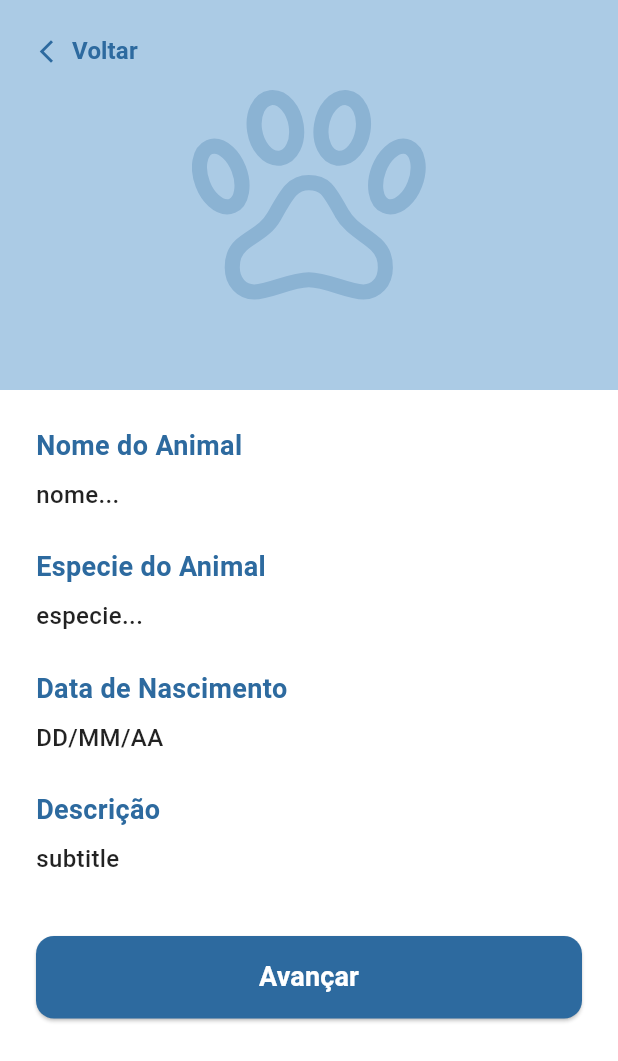
After one commit to GabsStarCoder8/sos-pets-demo, a Flutter app: the CadastroPetScreen screen opened directly, scrolled down 57 dp, after a tap on "Continuar", on a phone screen of 412 x 824 dp. The commit adds this screen. Shown: the top 1061 px of the screen. Run offline on Flutter 3.47's test engine with Material 3 defaults, Android fonts, the phone set to English and light mode, and no system bars; our stand-ins replace flutter_svg.

Commit message:
feat: adiciona a tela de cadastro e review do pet

```diff
--- /dev/null
+++ b/lib/screen/cadastro_pet_screen.dart
@@ -0,0 +1,222 @@
+import 'package:flutter/material.dart';
+import 'package:flutter_svg/flutter_svg.dart';
+import 'review_pet_screen.dart';
+
+class CadastroPetScreen extends StatelessWidget {
+  const CadastroPetScreen({super.key});
+
+  @override
+  Widget build(BuildContext context) {
+    const Color primaryColor = Color(0xFF2D6A9F);
+    const Color lightBlue = Color(0xFFABCBE5);
+
+    return Scaffold(
+      backgroundColor: Colors.white,
+      body: SingleChildScrollView(
+        child: Column(
+          crossAxisAlignment: CrossAxisAlignment.start,
+          children: [
+            Container(
+              height: 260,
+              width: double.infinity,
+              color: lightBlue,
+              child: SafeArea(
+                //Botão voltar, Pata, Câmera
+                child: Stack(
+                  children: [
+                    // Botão de Voltar
+                    Positioned(
+                      top: 10,
+                      left: 10,
+                      child: TextButton.icon(
+                        onPressed: () {
+                          Navigator.pop(
+                            context,
+                          ); // Função nativa para fechar a tela e voltar
+                        },
+                        icon: const Icon(
+                          Icons.arrow_back_ios_new,
+                          color: primaryColor,
+                          size: 18,
+                        ),
+                        label: const Text(
+                          'Voltar',
+                          style: TextStyle(
+                            color: primaryColor,
+                            fontSize: 16,
+                            fontWeight: FontWeight.bold,
+                          ),
+                        ),
+                      ),
+                    ),
+
+                    // Ícone Central da Pata Gigante
+                    Center(
+                      child: SvgPicture.asset(
+                        'assets/icons/paw-big-home.svg',
+                        height: 140,
+                        colorFilter: ColorFilter.mode(
+                          primaryColor.withOpacity(0.5),
+                          BlendMode.srcIn,
+                        ),
+                      ),
+                    ),
+
+                    // Ícone da Câmera
+                    Positioned(
+                      bottom: 15,
+                      right: 15,
+                      child: Icon(
+                        Icons.camera_alt,
+                        color: primaryColor.withOpacity(0.6),
+                        size: 32,
+                      ),
+                    ),
+                  ],
+                ),
+              ),
+            ),
+
+            Padding(
+              padding: const EdgeInsets.all(24.0),
+              child: Column(
+                crossAxisAlignment: CrossAxisAlignment.start,
+                children: [
+                  //Campo Nome do Animal
+                  const Text(
+                    'Nome do Animal',
+                    style: TextStyle(
+                      color: primaryColor,
+                      fontWeight: FontWeight.bold,
+                      fontSize: 16,
+                    ),
+                  ),
+                  const SizedBox(height: 8),
+                  _buildTextField('digite o nome do seu animal aqui...'),
+                  const SizedBox(height: 20),
+
+                  // Campo especie do animal
+                  const Text(
+                    'Espécie do Animal',
+                    style: TextStyle(
+                      color: primaryColor,
+                      fontWeight: FontWeight.bold,
+                      fontSize: 16,
+                    ),
+                  ),
+                  const SizedBox(height: 8),
+                  Row(
+                    children: [
+                      Expanded(child: _buildDropdownSimulado('Cachorro')),
+                      const SizedBox(width: 16), // Espaço no meio
+                      Expanded(child: _buildDropdownSimulado('Gato')),
+                    ],
+                  ),
+                  const SizedBox(height: 20),
+
+                  //Campo Anivrsario
+                  const Text(
+                    'Aniversário do Animal',
+                    style: TextStyle(
+                      color: primaryColor,
+                      fontWeight: FontWeight.bold,
+                      fontSize: 16,
+                    ),
+                  ),
+                  const SizedBox(height: 8),
+                  _buildTextField('DD/MM/AAAA'),
+                  const SizedBox(height: 20),
+
+                  //Campo Descrição
+                  const Text(
+                    'Adicionar descrição',
+                    style: TextStyle(
+                      color: primaryColor,
+                      fontWeight: FontWeight.bold,
+                      fontSize: 16,
+                    ),
+                  ),
+                  const SizedBox(height: 8),
+                  _buildTextField('Descrição do seu animal...', maxLines: 3),
+                  const SizedBox(height: 40),
+
+                  //Botão Contiuar
+                  SizedBox(
+                    width: double.infinity,
+                    height: 55,
+                    child: ElevatedButton(
+                      style: ElevatedButton.styleFrom(
+                        backgroundColor: primaryColor,
+                        shape: RoundedRectangleBorder(
+                          borderRadius: BorderRadius.circular(12),
+                        ),
+                      ),
+                      onPressed: () {
+                        Navigator.push(
+                          context,
+                          MaterialPageRoute(
+                            builder: (context) => const ReviewPetScreen(),
+                          ),
+                        );
+                      },
+                      child: const Text(
+                        'Continuar',
+                        style: TextStyle(
+                          fontSize: 18,
+                          fontWeight: FontWeight.bold,
+                          color: Colors.white,
+                        ),
+                      ),
+                    ),
+                  ),
+                  const SizedBox(height: 20),
+                ],
+              ),
+            ),
+          ],
+        ),
+      ),
+    );
+  }
+
+  // Constrói as caixas de texto padrões
+  Widget _buildTextField(String hint, {int maxLines = 1}) {
+    return TextField(
+      maxLines: maxLines,
+      decoration: InputDecoration(
+        hintText: hint,
+        hintStyle: const TextStyle(color: Color(0xFF5A809E)),
+        enabledBorder: OutlineInputBorder(
+          borderRadius: BorderRadius.circular(12),
+          borderSide: const BorderSide(color: Colors.black12),
+        ),
+        focusedBorder: OutlineInputBorder(
+          borderRadius: BorderRadius.circular(12),
+          borderSide: const BorderSide(color: Color(0xFF2D6A9F)),
+        ),
+      ),
+    );
+  }
+
+  // Constrói os botões falsos de seleção (Cachorro/Gato)
+  Widget _buildDropdownSimulado(String text) {
+    return Container(
+      padding: const EdgeInsets.symmetric(horizontal: 16, vertical: 16),
+      decoration: BoxDecoration(
+        color: Colors.white,
+        borderRadius: BorderRadius.circular(12),
+        border: Border.all(color: Colors.black12),
+      ),
+      child: Row(
+        mainAxisAlignment: MainAxisAlignment.spaceBetween,
+        children: [
+          Text(
+            text,
+            style: const TextStyle(color: Color(0xFF2D6A9F), fontSize: 15),
+          ),
+          const Icon(Icons.keyboard_arrow_down, color: Colors.black54),
+        ],
+      ),
+    );
+  }
+}
--- a/lib/screen/home_screen.dart
+++ b/lib/screen/home_screen.dart
@@ -1,5 +1,6 @@
 import 'package:flutter/material.dart';
 import 'package:flutter_svg/flutter_svg.dart';
+import 'cadastro_pet_screen.dart';
 
 class HomeScreen extends StatelessWidget {
   const HomeScreen({super.key});
@@ -228,6 +229,18 @@ class HomeScreen extends StatelessWidget {
             label: 'Send',
           ),
         ],
+        onTap: (int index) {
+          // O Flutter avisa qual botão foi clicado através desse 'index'
+          if (index == 1) {
+            // Se o index for 1 (AddDog), abre a tela de cadastro!
+            Navigator.push(
+              context,
+              MaterialPageRoute(
+                builder: (context) => const CadastroPetScreen(),
+              ),
+            );
+          }
+        },
       ),
     );
   }
--- /dev/null
+++ b/lib/screen/review_pet_screen.dart
@@ -0,0 +1,156 @@
+import 'package:flutter/material.dart';
+import 'package:flutter_svg/flutter_svg.dart';
+import 'package:sos_pets_demo/screen/home_screen.dart';
+
+class ReviewPetScreen extends StatelessWidget {
+  const ReviewPetScreen({super.key});
+
+  @override
+  Widget build(BuildContext context) {
+    const Color primaryColor = Color(0xFF2D6A9F);
+    const Color lightBlue = Color(0xFFABCBE5);
+
+    return Scaffold(
+      backgroundColor: Colors.white,
+      body: SingleChildScrollView(
+        child: Column(
+          crossAxisAlignment: CrossAxisAlignment.start,
+          children: [
+            // ==========================================
+            // 1. CABEÇALHO AZUL CLARO
+            // ==========================================
+            Container(
+              height: 260,
+              width: double.infinity,
+              color: lightBlue,
+              child: SafeArea(
+                child: Stack(
+                  children: [
+                    // Botão Voltar
+                    Positioned(
+                      top: 10,
+                      left: 10,
+                      child: TextButton.icon(
+                        onPressed: () {
+                          Navigator.pop(context); // Volta para a tela de edição
+                        },
+                        icon: const Icon(
+                          Icons.arrow_back_ios_new,
+                          color: primaryColor,
+                          size: 18,
+                        ),
+                        label: const Text(
+                          'Voltar',
+                          style: TextStyle(
+                            color: primaryColor,
+                            fontSize: 16,
+                            fontWeight: FontWeight.bold,
+                          ),
+                        ),
+                      ),
+                    ),
+
+                    // Ícone da Pata Gigante (Aqui não tem o ícone de câmera da tela anterior)
+                    Center(
+                      child: SvgPicture.asset(
+                        'assets/icons/paw-big-home.svg',
+                        height: 140,
+                        colorFilter: ColorFilter.mode(
+                          primaryColor.withOpacity(0.5),
+                          BlendMode.srcIn,
+                        ),
+                      ),
+                    ),
+                  ],
+                ),
+              ),
+            ),
+
+            // ==========================================
+            // 2. RESUMO DOS DADOS (FORMULÁRIO DE LEITURA)
+            // ==========================================
+            Padding(
+              padding: const EdgeInsets.all(24.0),
+              child: Column(
+                crossAxisAlignment: CrossAxisAlignment.start,
+                children: [
+                  //função auxiliar para montar os dados
+                  _buildInfoItem('Nome do Animal', 'nome...'),
+                  const SizedBox(height: 24),
+
+                  _buildInfoItem('Especie do Animal', 'especie...'),
+                  const SizedBox(height: 24),
+
+                  _buildInfoItem('Data de Nascimento', 'DD/MM/AA'),
+                  const SizedBox(height: 24),
+
+                  _buildInfoItem('Descrição', 'subtitle'),
+                  const SizedBox(height: 40),
+
+                  // Botão avançar
+                  SizedBox(
+                    width: double.infinity,
+                    height: 55,
+                    child: ElevatedButton(
+                      style: ElevatedButton.styleFrom(
+                        backgroundColor: primaryColor,
+                        shape: RoundedRectangleBorder(
+                          borderRadius: BorderRadius.circular(12),
+                        ),
+                      ),
+                      onPressed: () {
+                        // Aqui no futuro será a ação de "Salvar no Banco de Dados"
+                        print('Pet cadastrado com sucesso!');
+                        Navigator.push(
+                          context,
+                          MaterialPageRoute(
+                            builder: (context) => const HomeScreen(),
+                          ),
+                        );
+                      },
+                      child: const Text(
+                        'Avançar',
+                        style: TextStyle(
+                          fontSize: 18,
+                          fontWeight: FontWeight.bold,
+                          color: Colors.white,
+                        ),
+                      ),
+                    ),
+                  ),
+                  const SizedBox(height: 20),
+                ],
+              ),
+            ),
+          ],
+        ),
+      ),
+    );
+  }
+
+  //Função auxiliar para padronizar os textos de revisão
+  Widget _buildInfoItem(String titulo, String valorDigitado) {
+    return Column(
+      crossAxisAlignment: CrossAxisAlignment.start,
+      children: [
+        Text(
+          titulo,
+          style: const TextStyle(
+            color: Color(0xFF2D6A9F),
+            fontWeight: FontWeight.bold,
+            fontSize: 18,
+          ),
+        ),
+        const SizedBox(height: 8),
+        Text(
+          valorDigitado,
+          style: const TextStyle(
+            color: Colors.black87,
+            fontSize: 16,
+            fontWeight: FontWeight.w500,
+          ),
+        ),
+      ],
+    );
+  }
+}
```
